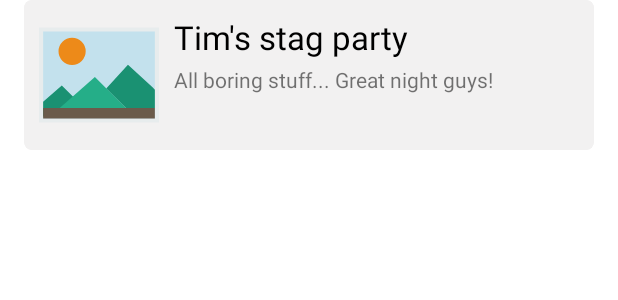
After one commit to cendelinova/EventMate_Android, an Android app: the layout submission_item.xml on its own in the app's theme, with its tools: preview values and no code run, on a phone screen of 412 x 824 dp. The commit adds this screen. Shown: the top 300 px of the screen. Run offline under Robolectric (Android 15) with nearby library versions, the phone set to English and light mode, and no system bars.

Commit message:
submission list

```diff
--- a/app/build.gradle
+++ b/app/build.gradle
@@ -103,7 +103,6 @@ dependencies {
     // dialogs
     implementation 'com.afollestad.material-dialogs:core:2.0.0-rc7'
 
-
     // Room library
     implementation 'androidx.room:room-runtime:2.1.0-alpha03'
     annotationProcessor 'androidx.room:room-compiler:2.1.0-alpha03'
--- a/app/src/main/AndroidManifest.xml
+++ b/app/src/main/AndroidManifest.xml
@@ -74,7 +74,8 @@
 				<category android:name="android.intent.category.LAUNCHER" />
 			</intent-filter>
 		</activity>
-		<activity android:name=".ui.report.ReportMarkerActivity"></activity>
+		<activity android:name=".ui.report.ReportMarkerActivity" />
+		<activity android:name=".ui.submissionFile.AssigneeSubmissionListActivity"></activity>
 	</application>
 
 </manifest>
--- a/app/src/main/java/gr/tei/erasmus/pp/eventmate/ui/report/ReportMarkerActivity.kt
+++ b/app/src/main/java/gr/tei/erasmus/pp/eventmate/ui/report/ReportMarkerActivity.kt
@@ -25,6 +25,12 @@ class ReportMarkerActivity : BaseActivity() {
 		setContentView(R.layout.activity_report_marker)
 		setupToolbar(toolbar)
 		setupListeners()
+	}
+
+	private fun handleReportCreation() {
+		btn_generate_report.setOnClickListener {
+			// todo viewmodel create call
+		}
 	}
 
 	private fun setupListeners() {
--- /dev/null
+++ b/app/src/main/res/drawable/ic_audio.xml
@@ -0,0 +1,4 @@
+<vector android:height="24dp" android:viewportHeight="54.888"
+    android:viewportWidth="54.888" android:width="24dp" xmlns:android="http://schemas.android.com/apk/res/android">
+    <path android:fillColor="#EA6248" android:pathData="M52.104,0.249c-0.216,-0.189 -0.501,-0.275 -0.789,-0.241l-31,4.011c-0.499,0.065 -0.872,0.489 -0.872,0.992v6.017v4.212v26.035C17.706,39.285 14.997,38 11.944,38c-5.247,0 -9.5,3.781 -9.5,8.444s4.253,8.444 9.5,8.444s9.5,-3.781 9.5,-8.444c0,-0.332 -0.027,-0.658 -0.069,-0.981c0.04,-0.108 0.069,-0.221 0.069,-0.343V16.118l29,-3.753v18.909C48.706,29.285 45.997,28 42.944,28c-5.247,0 -9.5,3.781 -9.5,8.444s4.253,8.444 9.5,8.444s9.5,-3.781 9.5,-8.444c0,-0.092 -0.012,-0.181 -0.015,-0.272c0.002,-0.027 0.015,-0.05 0.015,-0.077V11.227V7.016V1C52.444,0.712 52.32,0.438 52.104,0.249z"/>
+</vector>
--- /dev/null
+++ b/app/src/main/res/drawable/ic_photo.xml
@@ -0,0 +1,10 @@
+<vector android:height="24dp" android:viewportHeight="58"
+    android:viewportWidth="58" android:width="24dp" xmlns:android="http://schemas.android.com/apk/res/android">
+    <path android:fillColor="#C3E1ED" android:pathData="M1,7h56v44h-56z"
+        android:strokeColor="#E7ECED" android:strokeWidth="2"/>
+    <path android:fillColor="#ED8A19" android:pathData="M16,17.569m-6.569,0a6.569,6.569 0,1 1,13.138 0a6.569,6.569 0,1 1,-13.138 0"/>
+    <path android:fillColor="#1A9172" android:pathData="M56,36.111l-1,-1.111l-12,-11l-10.5,11.5l5.483,5.483l4.017,4.017l14,0z"/>
+    <path android:fillColor="#1A9172" android:pathData="M2,49l24,0l-4.017,-4.017l-10.966,-10.966l-9.017,7.939z"/>
+    <path android:fillColor="#6B5B4B" android:pathData="M2,45h54v5h-54z"/>
+    <path android:fillColor="#25AE88" android:pathData="M37.983,40.983l-10.966,-10.966l-17.017,14.983l32,0z"/>
+</vector>
--- /dev/null
+++ b/app/src/main/res/layout/submission_item.xml
@@ -0,0 +1,115 @@
+<?xml version="1.0" encoding="utf-8"?>
+<FrameLayout xmlns:android="http://schemas.android.com/apk/res/android"
+	xmlns:app="http://schemas.android.com/apk/res-auto"
+	xmlns:tools="http://schemas.android.com/tools"
+	android:id="@+id/report_item"
+	android:layout_width="match_parent"
+	android:layout_height="wrap_content">
+
+	<androidx.cardview.widget.CardView
+		android:id="@+id/view_background"
+		android:layout_width="match_parent"
+		android:layout_height="100dp"
+		android:layout_marginStart="@dimen/spacing_normal"
+		android:layout_marginEnd="@dimen/spacing_normal"
+		android:layout_marginBottom="@dimen/spacing_tiny"
+		app:cardBackgroundColor="@color/card_view_foreground"
+		app:cardCornerRadius="5dp"
+		app:cardElevation="0dp">
+
+		<LinearLayout
+			android:layout_width="match_parent"
+			android:layout_height="match_parent"
+			android:weightSum="3"
+			android:gravity="center_vertical">
+
+			<TextView
+				android:id="@+id/btn_share"
+				style="@style/ReportIcon"
+				android:layout_width="0dp"
+				android:layout_height="wrap_content"
+				android:layout_weight="1"
+				android:drawableTop="@drawable/ic_share"
+				android:text="@string/share" />
+
+			<TextView
+				android:id="@+id/btn_download"
+				style="@style/ReportIcon"
+				android:layout_width="0dp"
+				android:layout_height="wrap_content"
+				android:layout_weight="1"
+				android:drawableTop="@drawable/ic_download"
+				android:text="@string/download" />
+
+			<TextView
+				android:id="@+id/btn_delete"
+				style="@style/ReportIcon"
+				android:layout_width="0dp"
+				android:layout_height="wrap_content"
+				android:layout_weight="1"
+				android:drawableTop="@drawable/ic_delete_black"
+				android:drawablePadding="@dimen/spacing_small"
+				android:text="@string/delete" />
+
+		</LinearLayout>
+
+	</androidx.cardview.widget.CardView>
+
+	<androidx.cardview.widget.CardView
+		android:id="@+id/view_foreground"
+		android:layout_width="match_parent"
+		android:layout_height="100dp"
+		android:layout_marginStart="@dimen/spacing_normal"
+		android:layout_marginEnd="@dimen/spacing_normal"
+		android:layout_marginBottom="@dimen/spacing_tiny"
+		android:foreground="?attr/selectableItemBackground"
+		app:cardBackgroundColor="@color/card_view_foreground"
+		app:cardCornerRadius="5dp"
+		app:cardElevation="0dp">
+
+		<RelativeLayout
+			android:layout_width="match_parent"
+			android:layout_height="match_parent"
+			android:layout_margin="@dimen/spacing_small">
+
+			<ImageView
+				android:id="@+id/submission_icon"
+				android:layout_width="@dimen/bigger_icon_size"
+				android:layout_height="@dimen/bigger_icon_size"
+				android:layout_gravity="top|center_horizontal"
+				android:background="?selectableItemBackground"
+				android:clickable="true"
+				android:focusable="true"
+				android:scaleType="fitXY"
+				android:src="@drawable/ic_photo" />
+
+			<RelativeLayout
+				android:layout_width="match_parent"
+				android:layout_height="wrap_content"
+				android:layout_marginStart="@dimen/spacing_small"
+				android:layout_toEndOf="@id/submission_icon">
+
+				<TextView
+					android:id="@+id/submission_name"
+					style="@style/NameTitle"
+					android:layout_width="match_parent"
+					android:layout_height="wrap_content"
+					android:layout_marginBottom="@dimen/spacing_tiny"
+					tools:text="Tim's stag party" />
+
+				<TextView
+					android:id="@+id/submission_description"
+					android:layout_width="wrap_content"
+					android:layout_height="wrap_content"
+					android:layout_below="@id/submission_name"
+					android:maxLines="4"
+					android:ellipsize="end"
+					tools:text="All boring stuff... Great night guys!" />
+
+			</RelativeLayout>
+
+		</RelativeLayout>
+
+	</androidx.cardview.widget.CardView>
+
+</FrameLayout>
--- a/app/src/main/res/values/strings.xml
+++ b/app/src/main/res/values/strings.xml
@@ -208,4 +208,5 @@
 	<string name="mgs_report_info">WHAT INFORMATION WOULD YOU LIKE TO INCLUDE?</string>
 	<string name="msg_report_guests">WHO WILL BE IN YOUR REPORT?</string>
 	<string name="msg_report_tasks">WHICH TASKS WOULD YOU LIKE TO INCLUDE?</string>
+	<string name="tv_no_submission">No submissionFile</string>
 </resources>
```
Also changed, not shown: app/src/main/java/gr/tei/erasmus/pp/eventmate/data/model/SubmissionFile.kt (added, +15 -0 lines), app/src/main/java/gr/tei/erasmus/pp/eventmate/ui/submission/AssigneeSubmissionListActivity.kt (added, +50 -0 lines), app/src/main/java/gr/tei/erasmus/pp/eventmate/ui/submission/SubmissionAdapter.kt (added, +42 -0 lines), app/src/main/res/drawable/ic_video.xml (added, +29 -0 lines), app/src/main/res/layout/activity_assignee_submission_list.xml (added, +102 -0 lines), app/src/main/res/layout/filter_dialog.xml (+0 -9 lines).
